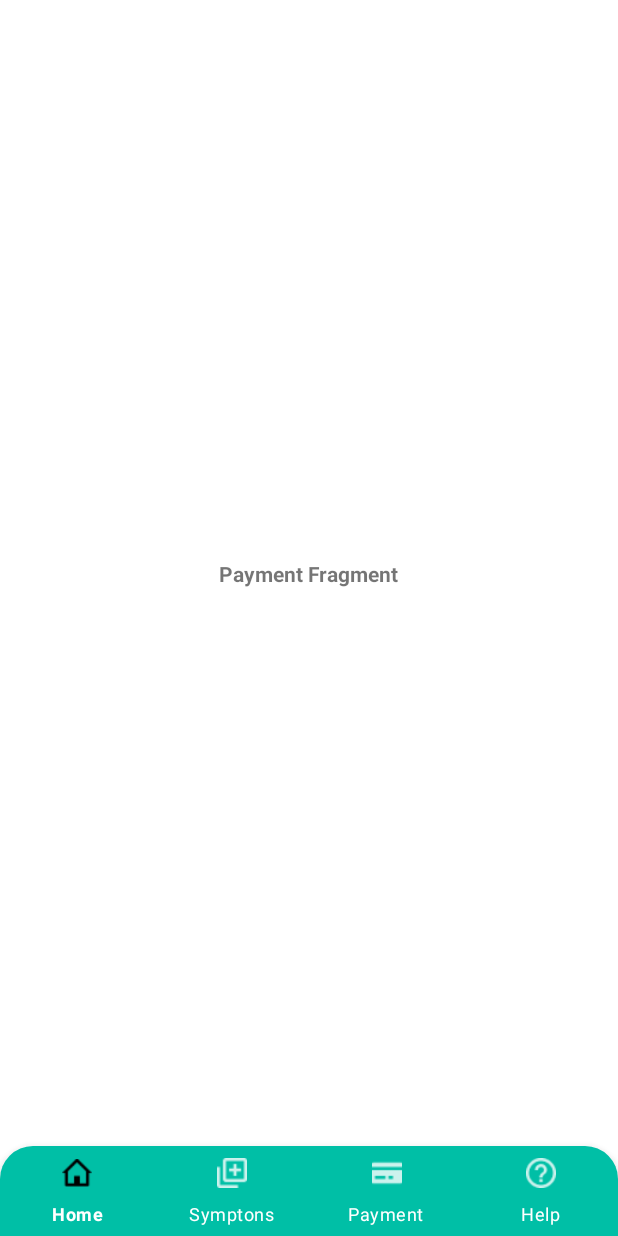
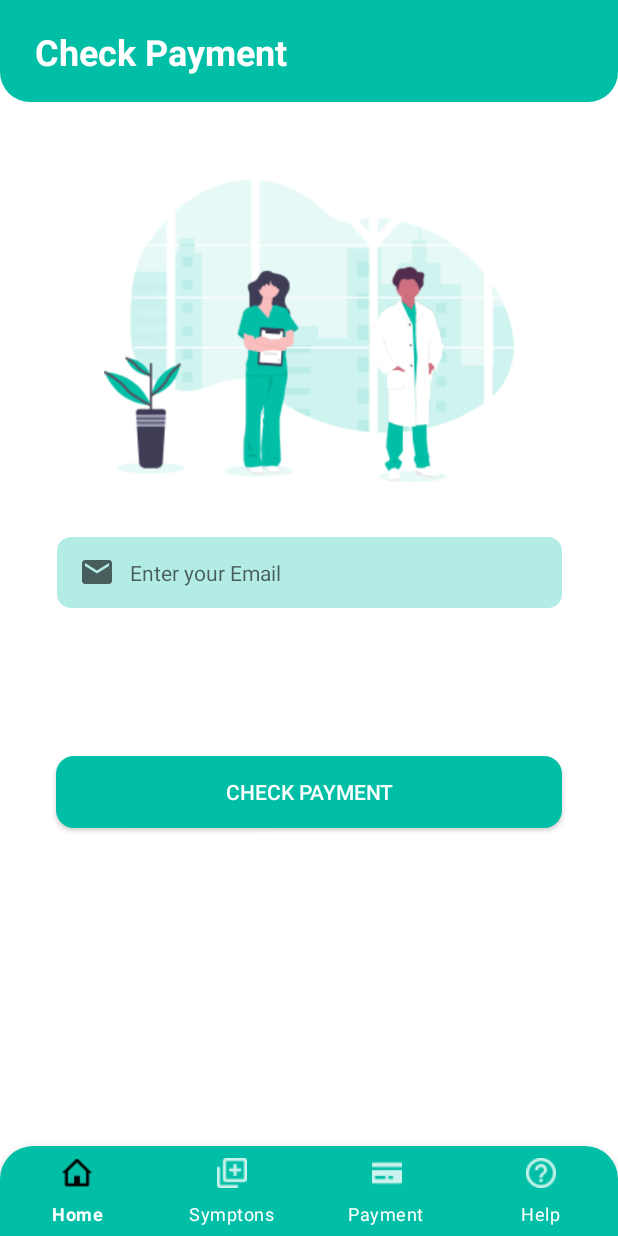
Before and after one commit to ArlPrima/DSwab, an Android app: the fragment PaymentFragment placed in its activity, on a phone screen of 412 x 824 dp. Run offline under Robolectric (Android 15) with nearby library versions, the phone set to English and light mode, and no system bars.

Commit message:
create payment page

```diff
--- /dev/null
+++ b/app/src/main/res/drawable/checkpay_btn.xml
@@ -0,0 +1,8 @@
+<?xml version="1.0" encoding="utf-8"?>
+<shape xmlns:android="http://schemas.android.com/apk/res/android">
+    <solid
+        android:color="#00BFA6"
+    />
+    <corners android:radius="12dp"
+        />
+</shape>
--- a/app/src/main/res/layout/fragment_payment.xml
+++ b/app/src/main/res/layout/fragment_payment.xml
@@ -7,15 +7,68 @@
     tools:context=".PaymentFragment">
 
     <!-- TODO: Update blank fragment layout -->
+
+    <View
+        android:id="@+id/view"
+        android:layout_width="0dp"
+        android:layout_height="68dp"
+        android:background="@drawable/bg_header"
+        app:layout_constraintEnd_toEndOf="parent"
+        app:layout_constraintHorizontal_bias="0.0"
+        app:layout_constraintStart_toStartOf="parent"
+        app:layout_constraintTop_toBottomOf="parent"
+        app:layout_constraintTop_toTopOf="parent" />
+
     <TextView
         android:layout_width="wrap_content"
         android:layout_height="wrap_content"
+        android:layout_marginStart="23dp"
+        android:layout_marginTop="18dp"
+        android:text="Check Payment"
+        android:textColor="#fff"
+        android:textSize="24sp"
         android:textStyle="bold"
-        android:text="Payment Fragment"
-        app:layout_constraintBottom_toBottomOf="parent"
-        app:layout_constraintEnd_toEndOf="parent"
-        app:layout_constraintHorizontal_bias="0.5"
         app:layout_constraintStart_toStartOf="parent"
         app:layout_constraintTop_toTopOf="parent" />
 
+    <ImageView
+        android:id="@+id/imageView11"
+        android:layout_width="276dp"
+        android:layout_height="201dp"
+
+        android:layout_marginTop="52dp"
+        android:src="@drawable/doktor_sama_perawat_ijo"
+        app:layout_constraintEnd_toEndOf="parent"
+        app:layout_constraintStart_toStartOf="parent"
+        app:layout_constraintTop_toBottomOf="@+id/view" />
+
+    <EditText
+        android:id="@+id/cek_email"
+        android:layout_width="339dp"
+        android:layout_height="50dp"
+        android:layout_marginTop="35dp"
+        android:background="@drawable/bg_input"
+        android:drawableStart="@drawable/ic_email"
+        android:drawablePadding="10dp"
+        android:hint="Enter your Email"
+        android:inputType="text"
+        android:paddingLeft="16dp"
+        android:textSize="14dp"
+        app:layout_constraintEnd_toEndOf="parent"
+        app:layout_constraintStart_toStartOf="parent"
+        app:layout_constraintTop_toBottomOf="@+id/imageView11" />
+
+    <androidx.appcompat.widget.AppCompatButton
+        android:id="@+id/btncekpay"
+        android:layout_width="337dp"
+        android:layout_height="wrap_content"
+        android:layout_marginTop="97dp"
+        app:layout_constraintEnd_toEndOf="parent"
+        app:layout_constraintHorizontal_bias="0.5"
+        android:background="@drawable/checkpay_btn"
+        android:textColor="#fff"
+        android:text="Check Payment"
+        app:layout_constraintStart_toStartOf="parent"
+        app:layout_constraintTop_toBottomOf="@+id/cek_email" />
+
 </androidx.constraintlayout.widget.ConstraintLayout>
```
Also changed, not shown: app/src/main/res/drawable/doktor_sama_perawat_ijo.png (added), 1 other file.
